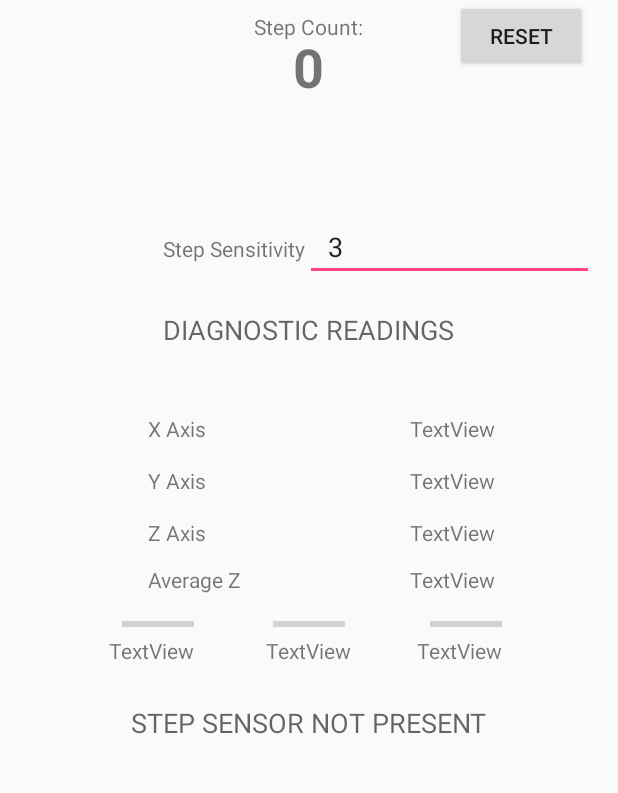
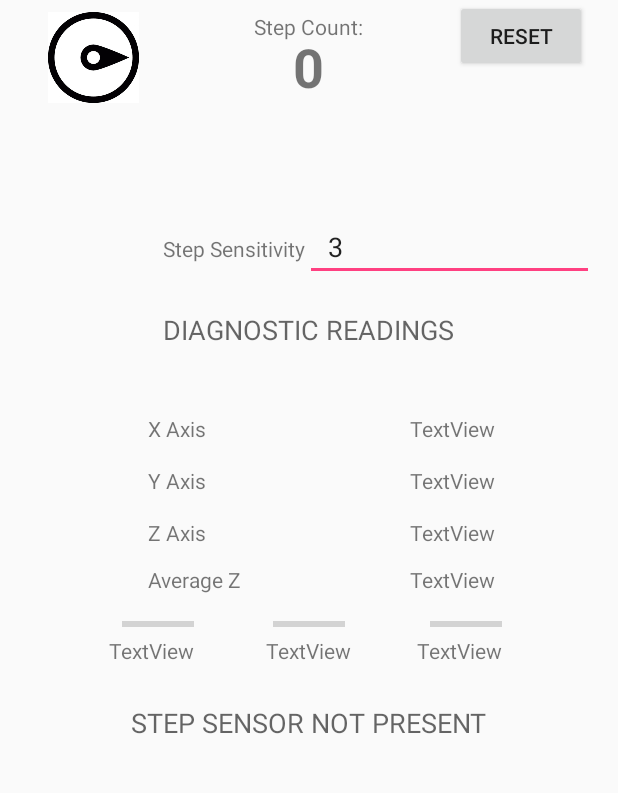
Before and after one commit to Drewm95/InStoreNavigation, an Android app: the screen it shows after launch (MainActivity), on a phone screen of 412 x 824 dp, the part 169-962 px from its top. Run offline under Robolectric (Android 15) with nearby library versions, the light colour scheme and no system bars.

Commit message:
Pitch Roll Azemuth added to bottom of screen

```diff
--- a/app/src/main/java/com/example/andrew/petometertesting/MainActivity.java
+++ b/app/src/main/java/com/example/andrew/petometertesting/MainActivity.java
@@ -12,6 +12,7 @@ import android.text.TextWatcher;
 import android.view.View;
 import android.widget.Button;
 import android.widget.EditText;
+import android.widget.ImageView;
 import android.widget.ProgressBar;
 import android.widget.TextView;
 
@@ -33,6 +34,7 @@ public class MainActivity extends Activity implements SensorEventListener {
     private ProgressBar pbar1, pbar2, pbar3;
     public static float[] mAccelerometer = null;
     public static float[] mGeomagnetic = null;
+    private ImageView  arrow;
 
     /*
 
@@ -63,6 +65,7 @@ public class MainActivity extends Activity implements SensorEventListener {
         mag1 = (TextView) findViewById(R.id.mag1Text);
         mag2 = (TextView) findViewById(R.id.mag2Text);
         mag3 = (TextView) findViewById(R.id.mag3Text);
+        arrow = (ImageView)findViewById(R.id.imageView3);
 
         //get the reset button reference
         final Button button = (Button) findViewById(R.id.button);
@@ -259,6 +262,9 @@ public class MainActivity extends Activity implements SensorEventListener {
             mag2.setText(Double.toString(round(pitch,2)));
             mag3.setText(Double.toString(round(roll,2)));
 
+            //rotate the arrow
+            arrow.setRotation((float)azimuth);
+
         }
 
     }
--- a/app/src/main/res/layout/activity_main.xml
+++ b/app/src/main/res/layout/activity_main.xml
@@ -2,6 +2,7 @@
 <RelativeLayout xmlns:android="http://schemas.android.com/apk/res/android"
 
 
+    xmlns:app="http://schemas.android.com/apk/res-auto"
     xmlns:tools="http://schemas.android.com/tools"
     android:id="@+id/activity_main"
     android:layout_width="match_parent"
@@ -251,4 +252,13 @@
         android:layout_below="@+id/mag2Text"
         android:layout_centerHorizontal="true" />
 
+    <ImageView
+        android:layout_width="wrap_content"
+        android:layout_height="wrap_content"
+        android:src="@drawable/compassneedle"
+        android:id="@+id/imageView3"
+        android:layout_alignTop="@+id/textView20"
+        android:layout_toStartOf="@+id/textView19"
+        android:layout_alignBottom="@+id/stepCount" />
+
 </RelativeLayout>
```
Also changed, not shown: app/src/main/res/drawable/compassneedle.jpg (added).
